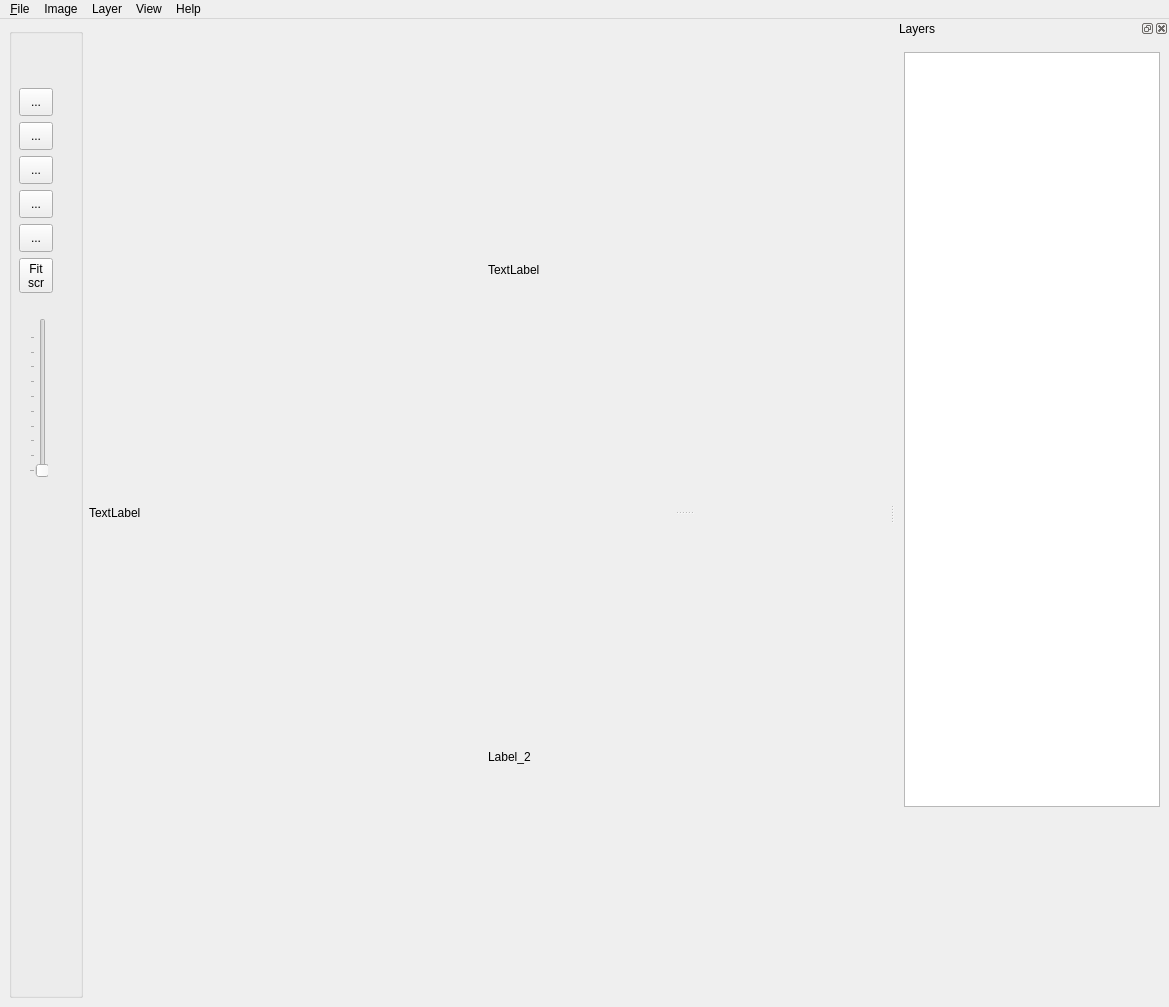
Qt form bLUe.ui (bvirxx/bLUe_PYSIDE) before a commit.
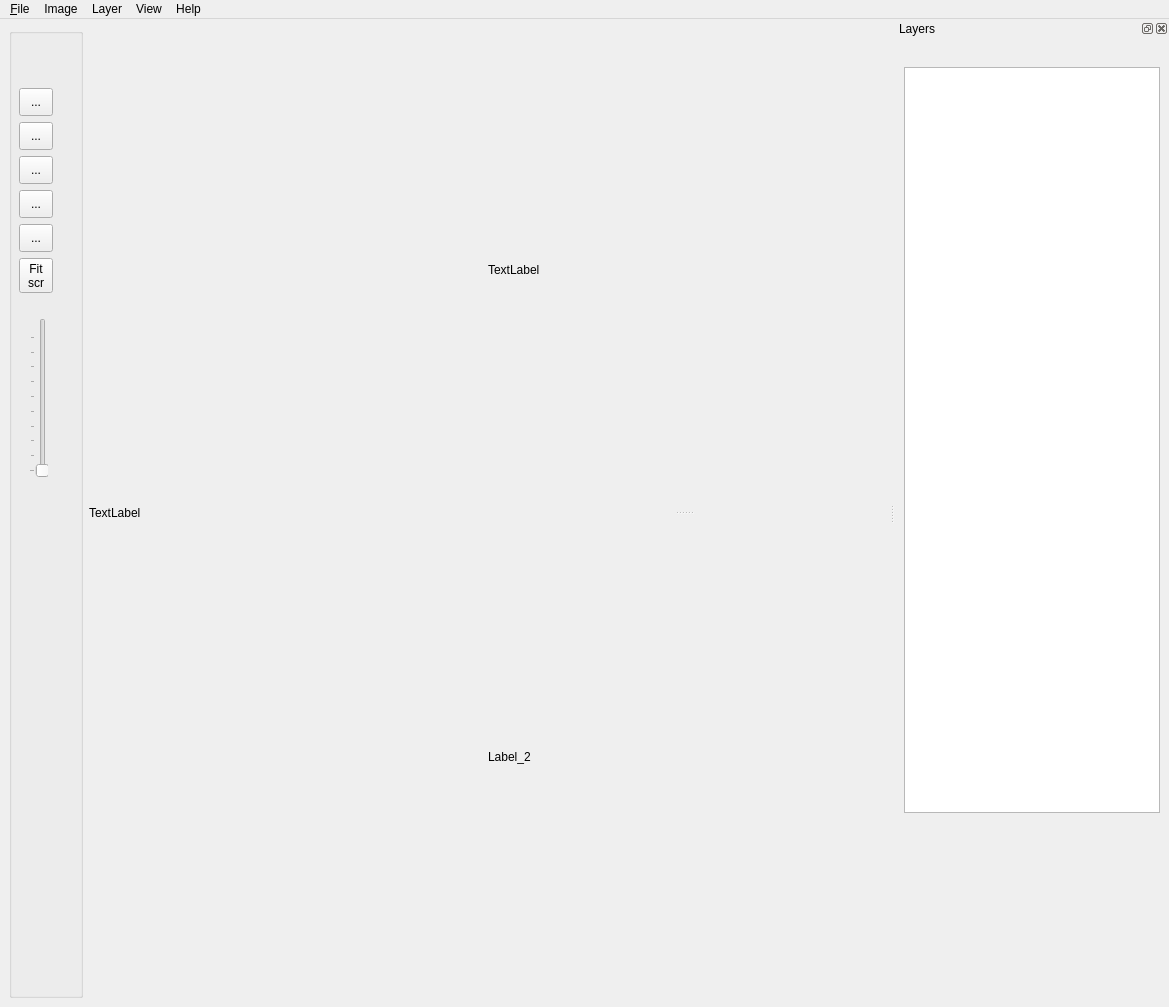
The same form after that commit. Icons and pictures are not drawn. Custom widgets are drawn as their Qt base class.

What changed in the file:
```diff
--- a/bLUe.ui
+++ b/bLUe.ui
@@ -458,7 +458,7 @@
    <property name="minimumSize">
     <size>
      <width>213</width>
-     <height>135</height>
+     <height>158</height>
     </size>
    </property>
    <property name="maximumSize">
@@ -475,6 +475,13 @@
    </attribute>
    <widget class="QWidget" name="dockWidgetContents">
     <layout class="QVBoxLayout" name="verticalLayout_2">
+     <item>
+      <widget class="QLabel" name="Label_Hist">
+       <property name="text">
+        <string/>
+       </property>
+      </widget>
+     </item>
      <item>
       <widget class="QLayerView" name="tableView">
        <property name="maximumSize">
```
